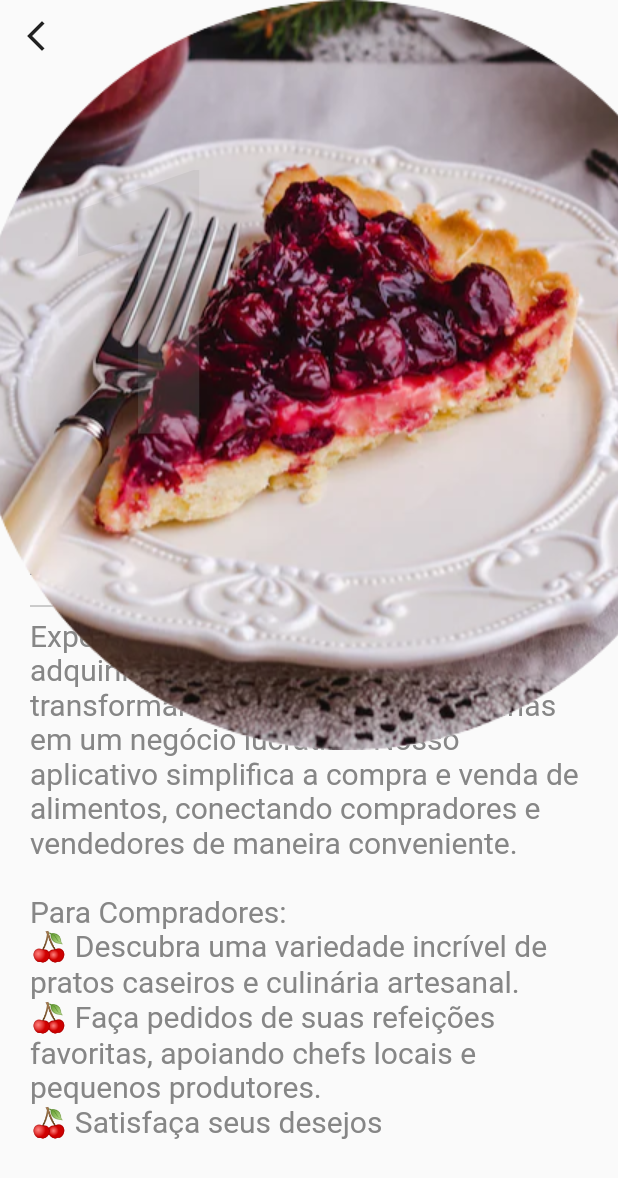
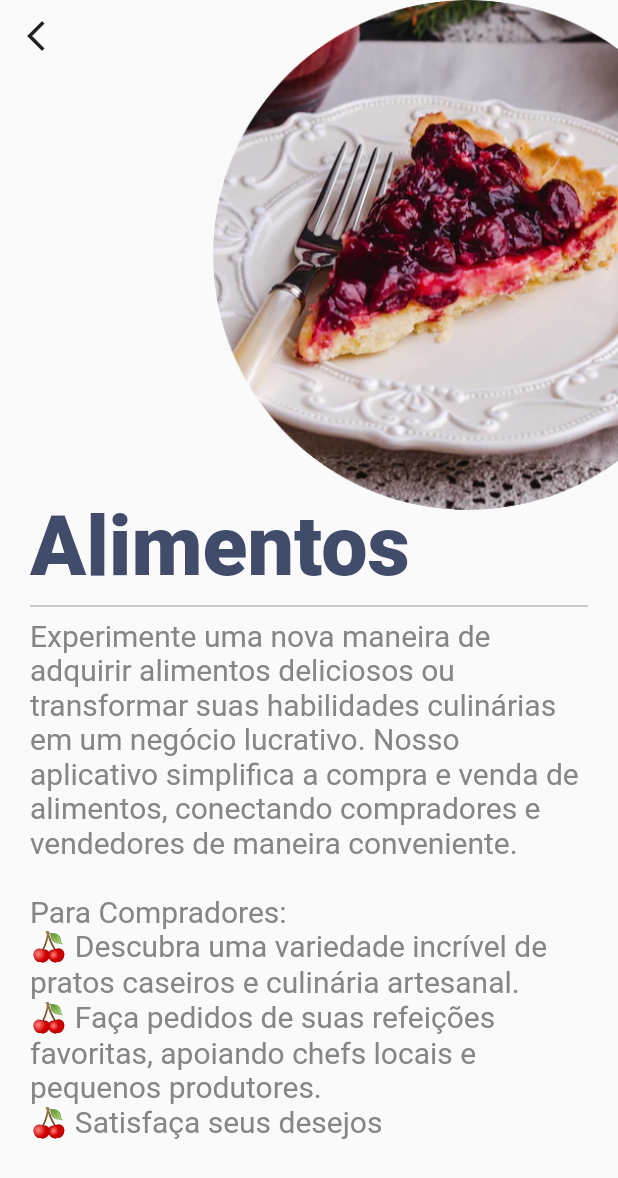
Before and after one commit to bragabriel/TCC-frontend, a Flutter app: the DetailsView screen opened directly with sample values from the repository, on a phone screen of 412 x 824 dp. Shown: the top 1178 px of the screen. Run offline on Flutter 3.47's test engine with Material 2 defaults, Android fonts, the phone set to English and light mode, and no system bars; our stand-ins replace carousel_slider, dio, flutter_swiper_plus, image_picker, shared_preferences; accounts and stored records are empty; Roboto replaces fonts that are missing (Avenir).

Commit message:
fix: tamanho das imagens

```diff
--- a/spotted/lib/app/view/home_page/details_view.dart
+++ b/spotted/lib/app/view/home_page/details_view.dart
@@ -70,7 +70,7 @@ class _DetailsViewState extends State<DetailsView> {
               right: -70,
               child: Hero(
                   tag: widget.artefatoInfo!.position,
-                  child: Image.asset(widget.artefatoInfo!.iconImage.toString()))),
+                  child: Image.asset(widget.artefatoInfo!.iconImage.toString(), width: 340, height: 340,))),
           Positioned(
               top: 60,
               left: 32,
@@ -79,7 +79,7 @@ class _DetailsViewState extends State<DetailsView> {
                 style: TextStyle(
                     fontWeight: FontWeight.w900,
                     fontSize: 247,
-                    color: Colors.grey.withOpacity(0.2)),
+                    color: Colors.grey.withOpacity(0.0)),
               )),
           IconButton(
               onPressed: () {
--- a/spotted/lib/app/widget/app_widget.dart
+++ b/spotted/lib/app/widget/app_widget.dart
@@ -39,7 +39,7 @@ class AppWidget extends StatelessWidget {
             '/objeto': (context) => ObjetoPage(),
             '/meusprodutos': (context) => MyProductsPage(),
             '/home': (context) => HomePage(),
-            '/': (context) => HomePage(),
+            '/': (context) => LoginPage(),
           },
         );
       },
```
